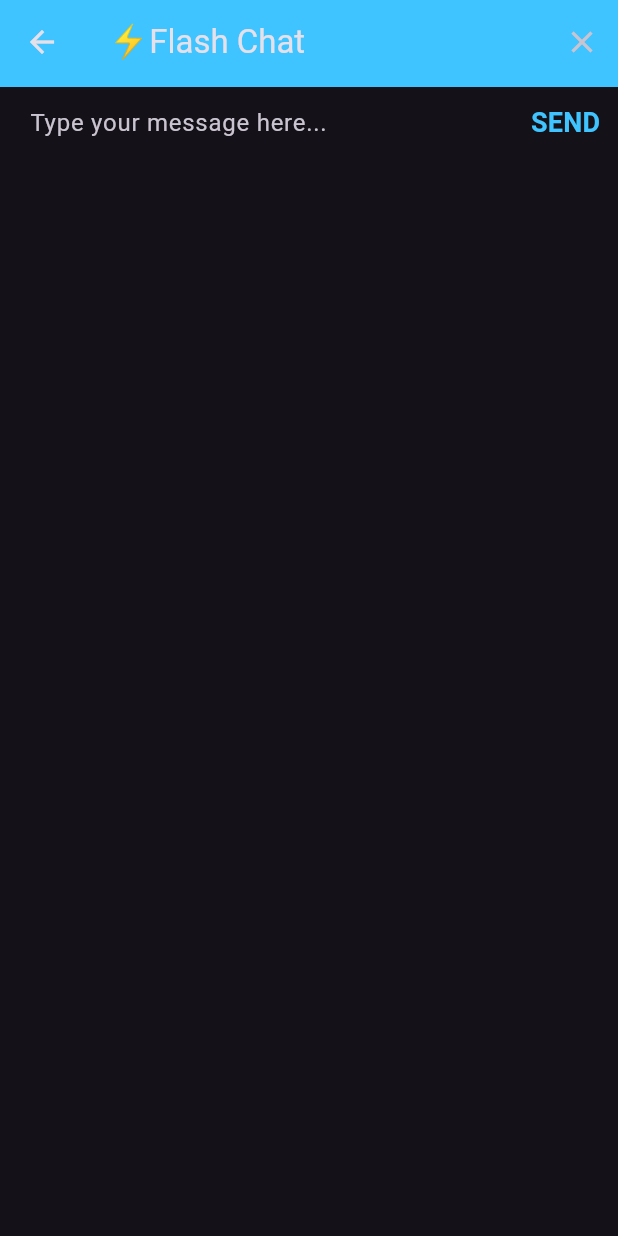
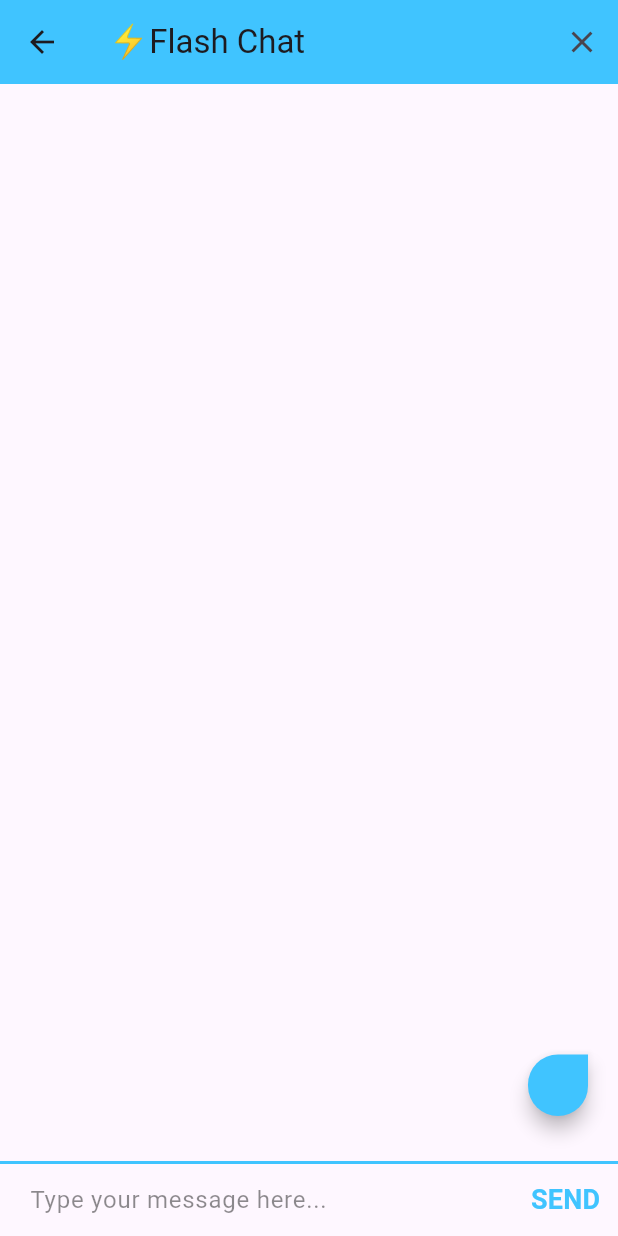
Before and after one commit to ERFAN-gray/flash_chat_flutter, a Flutter app: the ChatScreen screen opened by its route, after a tap on "SEND", on a phone screen of 412 x 824 dp. Run offline on Flutter 3.47's test engine with Material 3 defaults, Android fonts, the phone set to English and light mode, and no system bars; our stand-ins replace animated_text_kit, cloud_firestore, firebase_auth, firebase_core, modal_progress_hud_nsn; accounts and stored records are empty.

Commit message:
end of this challenge

```diff
--- a/lib/components/rounded_button.dart
+++ b/lib/components/rounded_button.dart
@@ -20,7 +20,10 @@ class RoundedButton extends StatelessWidget {
           onPressed: onPressed,
           minWidth: 200,
           height: 42,
-          child: Text(title!),
+          child: Text(
+            title!,
+            style: const TextStyle(color: Colors.white),
+          ),
         ),
       ),
     );
--- a/lib/constants.dart
+++ b/lib/constants.dart
@@ -7,6 +7,7 @@ const kMessageTextFieldDecoration = InputDecoration(
   contentPadding: EdgeInsets.symmetric(vertical: 10, horizontal: 20),
   hintText: "Type your message here...",
   border: InputBorder.none,
+  hintStyle: TextStyle(color: Colors.black45),
 );
 
 const kSendButtonTextStyle = TextStyle(
@@ -16,6 +17,7 @@ InputDecoration? kTextFieldDecoration(
     {required Color color, required String hintText}) {
   return InputDecoration(
       hintText: hintText,
+      hintStyle: const TextStyle(color: Colors.black45),
       contentPadding: const EdgeInsets.symmetric(vertical: 10, horizontal: 20),
       border: const OutlineInputBorder(
           borderRadius: BorderRadius.all(Radius.circular(32))),
--- a/lib/main.dart
+++ b/lib/main.dart
@@ -20,9 +20,6 @@ class FlashChat extends StatelessWidget {
   @override
   Widget build(BuildContext context) {
     return MaterialApp(
-      theme: ThemeData.dark().copyWith(
-          textTheme:
-              const TextTheme(bodyLarge: TextStyle(color: Colors.black54))),
       initialRoute: WelcomeScreen.id,
       routes: {
         WelcomeScreen.id: (context) => const WelcomeScreen(),
--- a/lib/screens/chat_screen.dart
+++ b/lib/screens/chat_screen.dart
@@ -1,6 +1,10 @@
+import 'package:cloud_firestore/cloud_firestore.dart';
 import 'package:flutter/material.dart';
 import 'package:flash_chat_flutter/constants.dart';
 import 'package:firebase_auth/firebase_auth.dart';
+
+final _fireStore = FirebaseFirestore.instance;
+User? logedInUser;
 
 class ChatScreen extends StatefulWidget {
   static const String id = 'chat_screen';
@@ -11,8 +15,10 @@ class ChatScreen extends StatefulWidget {
 }
 
 class _ChatScreenState extends State<ChatScreen> {
+  final messageTextController = TextEditingController();
   final _auth = FirebaseAuth.instance;
-  User? logedInUser;
+
+  String? messageText;
 
   @override
   void initState() {
@@ -22,12 +28,14 @@ class _ChatScreenState extends State<ChatScreen> {
 
   void getCurrentUser() async {
     try {
-      final user = await _auth.currentUser;
+      final user = _auth.currentUser;
       if (user != null) {
-        logedInUser = user;
-        print(logedInUser!.email);
+        setState(() {
+          logedInUser = user;
+        });
       }
     } catch (e) {
+      // ignore: avoid_print
       print(e);
     }
   }
@@ -37,7 +45,14 @@ class _ChatScreenState extends State<ChatScreen> {
     return Scaffold(
       appBar: AppBar(
         leading: null,
-        actions: [IconButton(onPressed: () {}, icon: const Icon(Icons.close))],
+        actions: [
+          IconButton(
+              onPressed: () {
+                _auth.signOut();
+                Navigator.pop(context);
+              },
+              icon: const Icon(Icons.close))
+        ],
         title: const Text("⚡️Flash Chat"),
         backgroundColor: Colors.lightBlueAccent,
       ),
@@ -46,6 +61,7 @@ class _ChatScreenState extends State<ChatScreen> {
           mainAxisAlignment: MainAxisAlignment.spaceBetween,
           crossAxisAlignment: CrossAxisAlignment.stretch,
           children: [
+            const MessageStream(),
             Container(
               decoration: kMessageContainerDecoration,
               child: Row(
@@ -53,11 +69,21 @@ class _ChatScreenState extends State<ChatScreen> {
                 children: [
                   Expanded(
                       child: TextField(
-                    onChanged: (value) {},
+                    controller: messageTextController,
+                    onChanged: (value) {
+                      messageText = value;
+                    },
                     decoration: kMessageTextFieldDecoration,
                   )),
                   TextButton(
-                    onPressed: () {},
+                    onPressed: () {
+                      messageTextController.clear();
+                      _fireStore.collection('messages').add({
+                        'text': messageText,
+                        'sender': logedInUser?.email,
+                        'timestamp': FieldValue.serverTimestamp()
+                      });
+                    },
                     child: const Text('SEND', style: kSendButtonTextStyle),
                   )
                 ],
@@ -69,3 +95,94 @@ class _ChatScreenState extends State<ChatScreen> {
     );
   }
 }
+
+class MessageStream extends StatelessWidget {
+  const MessageStream({super.key});
+
+  @override
+  Widget build(BuildContext context) {
+    return StreamBuilder<QuerySnapshot>(
+        stream: _fireStore
+            .collection('messages')
+            .orderBy('timestamp', descending: true)
+            .snapshots(),
+        builder: (context, snapshot) {
+          if (!snapshot.hasData) {
+            return const Center(
+              child: CircularProgressIndicator(color: Colors.orangeAccent),
+            );
+          }
+          final messages = snapshot.data?.docs;
+          List<MessageBubble> messageBubbles = [];
+          for (var message in messages!) {
+            final data = message.data() as Map<String, dynamic>;
+            final messageText = data["text"] ?? '';
+            final messageSender = data["sender"] ?? '';
+
+            final currentUser = FirebaseAuth.instance.currentUser?.email;
+
+            final messageBubble = MessageBubble(
+                text: messageText,
+                sender: messageSender,
+                isMe: currentUser == messageSender);
+            messageBubbles.add(messageBubble);
+          }
+          return Expanded(
+            child: ListView(
+              reverse: true,
+              padding: const EdgeInsets.symmetric(horizontal: 10, vertical: 20),
+              children: messageBubbles,
+            ),
+          );
+        });
+  }
+}
+
+class MessageBubble extends StatelessWidget {
+  const MessageBubble(
+      {super.key,
+      required this.text,
+      required this.sender,
+      required this.isMe});
+
+  final String text;
+  final String sender;
+  final bool isMe;
+
+  @override
+  Widget build(BuildContext context) {
+    return Padding(
+      padding: const EdgeInsets.all(10),
+      child: Column(
+          crossAxisAlignment:
+              isMe ? CrossAxisAlignment.end : CrossAxisAlignment.start,
+          children: [
+            Text(
+              sender,
+              style: const TextStyle(fontSize: 10, color: Colors.black54),
+            ),
+            Material(
+                borderRadius: BorderRadius.only(
+                    topLeft: isMe
+                        ? const Radius.circular(30)
+                        : const Radius.circular(0),
+                    topRight: isMe
+                        ? const Radius.circular(0)
+                        : const Radius.circular(30),
+                    bottomLeft: const Radius.circular(30),
+                    bottomRight: const Radius.circular(30)),
+                elevation: 5,
+                color: (isMe) ? Colors.lightBlueAccent : Colors.white,
+                child: Padding(
+                    padding: const EdgeInsets.symmetric(
+                        vertical: 10, horizontal: 20),
+                    child: Text(
+                      text,
+                      style: TextStyle(
+                          color: isMe ? Colors.white : Colors.black54,
+                          fontSize: 15),
+                    ))),
+          ]),
+    );
+  }
+}
--- a/pubspec.yaml
+++ b/pubspec.yaml
@@ -34,12 +34,14 @@ dependencies:
   animated_text_kit: ^4.2.2
 
 
+
   # The following adds the Cupertino Icons font to your application.
   # Use with the CupertinoIcons class for iOS style icons.
   cupertino_icons: ^1.0.8
   firebase_core: ^3.10.1
   firebase_auth: ^5.4.1
   cloud_firestore: ^5.6.2
+  modal_progress_hud_nsn: ^0.5.1
 
 dev_dependencies:
   flutter_test:
```
Also changed, not shown: lib/screens/login_screen.dart (+30 -4 lines), lib/screens/registration_screen.dart (+21 -6 lines), pubspec.lock, 126 other files.
